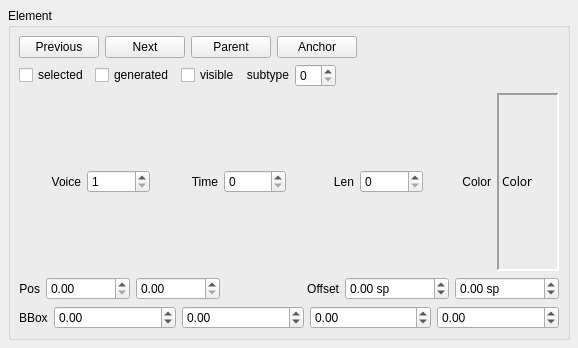
musescore/musescore-old, file mscore/mscore/element.ui: the form before one commit.
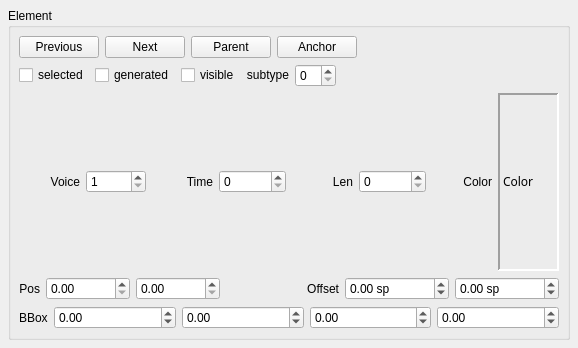
The form after the commit.

```diff
--- a/mscore/mscore/element.ui
+++ b/mscore/mscore/element.ui
@@ -200,7 +200,7 @@
         <item>
          <widget class="QSpinBox" name="time" >
           <property name="maximum" >
-           <number>99999</number>
+           <number>999999</number>
           </property>
          </widget>
         </item>
@@ -220,7 +220,7 @@
         <item>
          <widget class="QSpinBox" name="duration" >
           <property name="maximum" >
-           <number>9999</number>
+           <number>999999</number>
           </property>
          </widget>
         </item>
```
